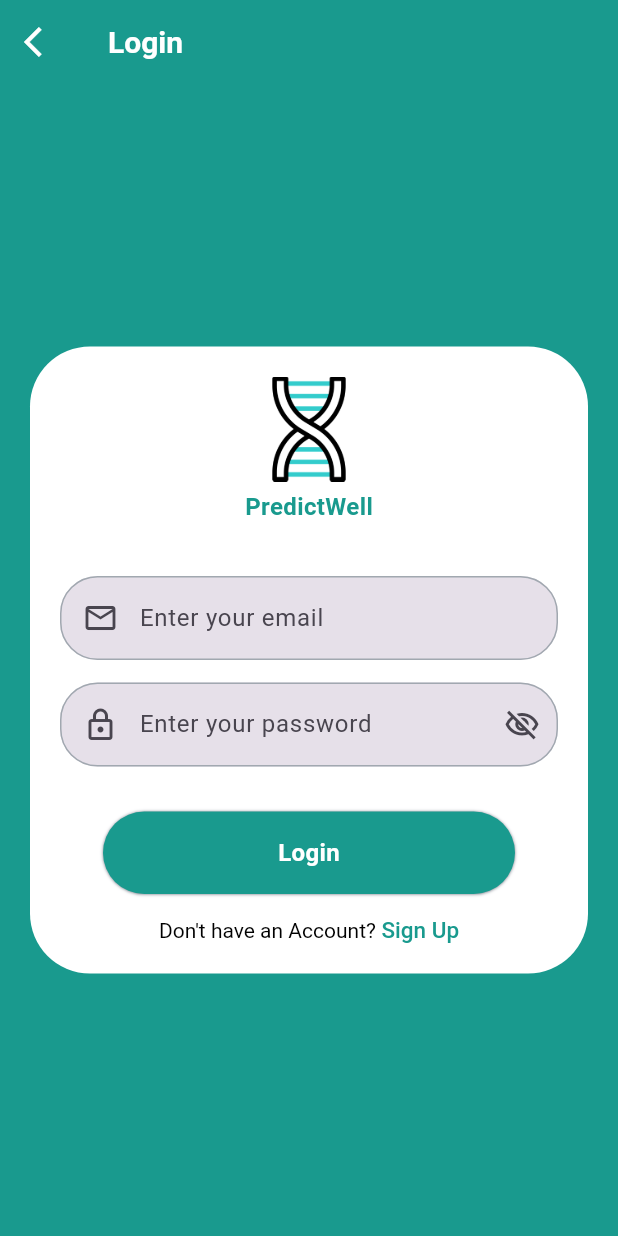
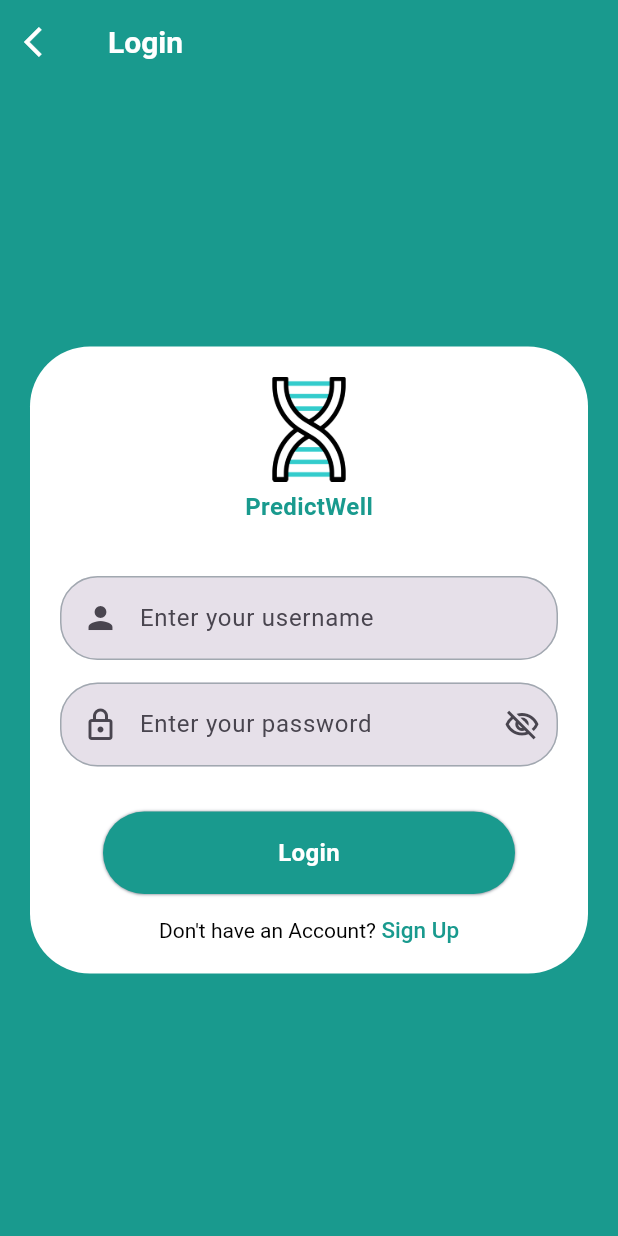
Before and after one commit to itssss-sweta/Disease-Prediction, a Flutter app: the LoginScreen screen opened by its route, on a phone screen of 412 x 824 dp. Run offline on Flutter 3.47's test engine with Material 3 defaults, Android fonts, the light colour scheme and no system bars; our stand-ins replace image_picker.

Commit message:
feat: login and signup integrations

```diff
--- a/lib/features/authentication/presentation/ui/loginscreen.dart
+++ b/lib/features/authentication/presentation/ui/loginscreen.dart
@@ -1,3 +1,4 @@
+import 'dart:convert';
 import 'dart:developer';
 import 'package:dis_pred/config/routes/route.dart';
 import 'package:dis_pred/core/constants/colors.dart';
@@ -8,6 +9,7 @@ import 'package:dis_pred/features/authentication/presentation/ui/components/butt
 import 'package:dis_pred/features/authentication/presentation/ui/components/textfields.dart';
 import 'package:flutter/gestures.dart';
 import 'package:flutter/material.dart';
+import 'package:http/http.dart' as http;
 
 /// Login Screen to enter email and password for authentication
 class LoginScreen extends StatefulWidget {
@@ -18,9 +20,27 @@ class LoginScreen extends StatefulWidget {
 }
 
 class _LoginScreenState extends State<LoginScreen> {
-  final TextEditingController email = TextEditingController();
+  final TextEditingController name = TextEditingController();
   final TextEditingController password = TextEditingController();
-  final TextEditingController number = TextEditingController();
+  // final TextEditingController number = TextEditingController();
+
+  Future<void> loginUser() async{
+    final String username = name.text;
+    final String pw = password.text;
+
+    final response = await http.post(
+      Uri.parse('http://127.0.0.1:8000/api/login/'),
+      body : jsonEncode({
+        'username' : username,
+        'password' : pw,
+      }),
+      headers: {'Content-Type' : 'application/json'},
+    );
+    if(response.statusCode == 200){
+      Navigator.pushReplacementNamed(context, Routes.homeScreen);
+    }
+  }
+
   @override
   Widget build(BuildContext context) {
     return SignBorderLayout(
@@ -40,11 +60,11 @@ class _LoginScreenState extends State<LoginScreen> {
           ),
           SizedBoxHeightAndWidth.sizedBoxHeight35,
           TextContainer(
-            controller: email,
-            hintText: 'Enter your email',
-            icon: Icons.email_outlined,
+            controller: name,
+            hintText: 'Enter your username',
+            icon: Icons.person,
             suffix: false,
-            type: TextInputType.emailAddress,
+            type: TextInputType.name,
           ),
           TextContainer(
             controller: password,
@@ -61,7 +81,7 @@ class _LoginScreenState extends State<LoginScreen> {
               color: ColorPalate.teal,
               textStyle: TextStyleCustomized.semibold16white,
               onTap: () {
-                Navigator.pushReplacementNamed(context, Routes.homeScreen);
+                loginUser();
               },
             ),
           ),
--- a/pubspec.yaml
+++ b/pubspec.yaml
@@ -30,7 +30,7 @@ environment:
 dependencies:
   flutter:
     sdk: flutter
-
+  http : ^0.13.3
 
   # The following adds the Cupertino Icons font to your application.
   # Use with the CupertinoIcons class for iOS style icons.
```
Also changed, not shown: lib/features/authentication/presentation/ui/signupscreen.dart (+27 -12 lines), pubspec.lock.
